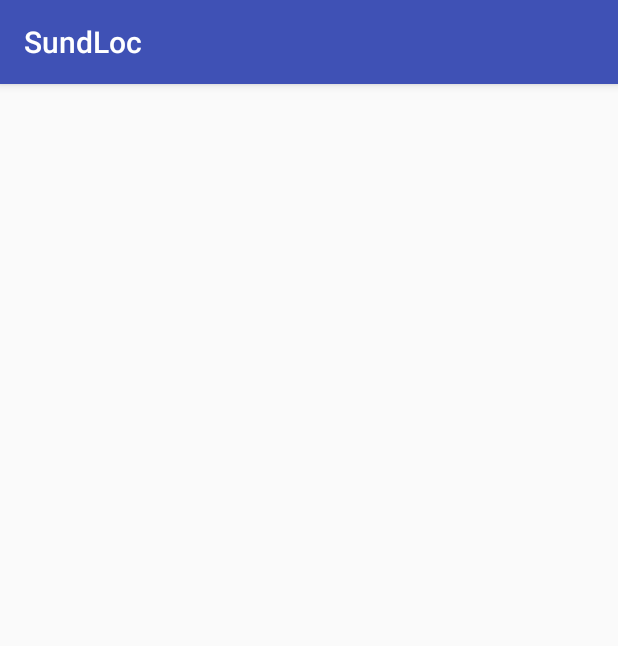
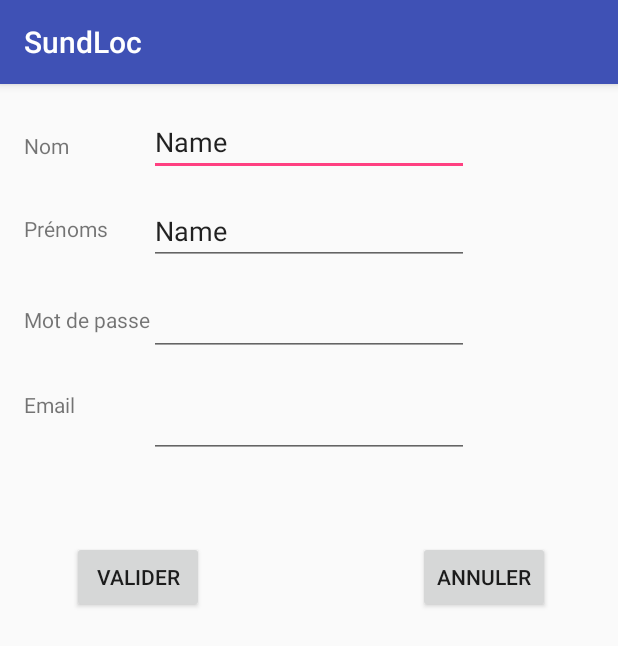
Before and after one commit to locohic/MyApp, an Android app: the Main2Activity screen opened directly, with no data from a screen before it, on a phone screen of 412 x 824 dp. Shown: the top 646 px of the screen. Run offline under Robolectric (Android 15) with nearby library versions, the phone set to English and light mode, and no system bars.

Commit message:
appli and

```diff
--- a/app/src/main/AndroidManifest.xml
+++ b/app/src/main/AndroidManifest.xml
@@ -16,7 +16,11 @@
             </intent-filter>
         </activity>
         <activity android:name=".Main2Activity" />
-        <activity android:name=".Main3Activity"></activity>
+        <activity android:name=".Main3Activity" />
+
+        <service
+            android:name=".GetBiersService"
+            android:exported="false"></service>
     </application>
 
 </manifest>
--- /dev/null
+++ b/app/src/main/java/com/example/loic/myapplication/GetBiersService.java
@@ -0,0 +1,91 @@
+package com.example.loic.myapplication;
+
+import android.app.IntentService;
+import android.content.Intent;
+import android.content.Context;
+
+/**
+ * An {@link IntentService} subclass for handling asynchronous task requests in
+ * a service on a separate handler thread.
+ * <p>
+ * TODO: Customize class - update intent actions, extra parameters and static
+ * helper methods.
+ */
+public class GetBiersService extends IntentService {
+    // TODO: Rename actions, choose action names that describe tasks that this
+    // IntentService can perform, e.g. ACTION_FETCH_NEW_ITEMS
+    private static final String ACTION_FOO = "com.example.loic.myapplication.action.FOO";
+    private static final String ACTION_BAZ = "com.example.loic.myapplication.action.BAZ";
+
+    // TODO: Rename parameters
+    private static final String EXTRA_PARAM1 = "com.example.loic.myapplication.extra.PARAM1";
+    private static final String EXTRA_PARAM2 = "com.example.loic.myapplication.extra.PARAM2";
+
+    public GetBiersService() {
+        super("GetBiersService");
+    }
+
+    /**
+     * Starts this service to perform action Foo with the given parameters. If
+     * the service is already performing a task this action will be queued.
+     *
+     * @see IntentService
+     */
+    // TODO: Customize helper method
+    public static void startActionFoo(Context context, String param1, String param2) {
+        Intent intent = new Intent(context, GetBiersService.class);
+        intent.setAction(ACTION_FOO);
+        intent.putExtra(EXTRA_PARAM1, param1);
+        intent.putExtra(EXTRA_PARAM2, param2);
+        context.startService(intent);
+    }
+
+    /**
+     * Starts this service to perform action Baz with the given parameters. If
+     * the service is already performing a task this action will be queued.
+     *
+     * @see IntentService
+     */
+    // TODO: Customize helper method
+    public static void startActionBaz(Context context, String param1, String param2) {
+        Intent intent = new Intent(context, GetBiersService.class);
+        intent.setAction(ACTION_BAZ);
+        intent.putExtra(EXTRA_PARAM1, param1);
+        intent.putExtra(EXTRA_PARAM2, param2);
+        context.startService(intent);
+    }
+
+    @Override
+    protected void onHandleIntent(Intent intent) {
+        if (intent != null) {
+            final String action = intent.getAction();
+            if (ACTION_FOO.equals(action)) {
+                final String param1 = intent.getStringExtra(EXTRA_PARAM1);
+                final String param2 = intent.getStringExtra(EXTRA_PARAM2);
+                handleActionFoo(param1, param2);
+            } else if (ACTION_BAZ.equals(action)) {
+                final String param1 = intent.getStringExtra(EXTRA_PARAM1);
+                final String param2 = intent.getStringExtra(EXTRA_PARAM2);
+                handleActionBaz(param1, param2);
+            }
+        }
+    }
+
+    /**
+     * Handle action Foo in the provided background thread with the provided
+     * parameters.
+     */
+    private void handleActionFoo(String param1, String param2) {
+        // TODO: Handle action Foo
+        throw new UnsupportedOperationException("Not yet implemented");
+    }
+
+    /**
+     * Handle action Baz in the provided background thread with the provided
+     * parameters.
+     */
+    private void handleActionBaz(String param1, String param2) {
+        // TODO: Handle action Baz
+        throw new UnsupportedOperationException("Not yet implemented");
+    }
+}
--- a/app/src/main/res/layout/activity_main2.xml
+++ b/app/src/main/res/layout/activity_main2.xml
@@ -10,4 +10,109 @@
     android:paddingTop="@dimen/activity_vertical_margin"
     tools:context="com.example.loic.myapplication.Main2Activity">
 
+    <TextView
+        android:text="Nom"
+        android:layout_width="wrap_content"
+        android:layout_height="wrap_content"
+        android:layout_alignParentTop="true"
+        android:layout_alignParentLeft="true"
+        android:layout_alignParentStart="true"
+        android:layout_marginTop="15dp"
+        android:id="@+id/Nom_abo" />
+
+    <TextView
+        android:text="Prénoms"
+        android:layout_width="wrap_content"
+        android:layout_height="wrap_content"
+        android:layout_below="@+id/Nom_abo"
+        android:layout_alignParentLeft="true"
+        android:layout_alignParentStart="true"
+        android:layout_marginTop="36dp"
+        android:id="@+id/Prenom_abo" />
+
+    <TextView
+        android:text="Mot de passe"
+        android:layout_width="wrap_content"
+        android:layout_height="wrap_content"
+        android:layout_below="@+id/Prenom_abo"
+        android:layout_alignParentLeft="true"
+        android:layout_alignParentStart="true"
+        android:layout_marginTop="41dp"
+        android:id="@+id/Pwd_abo" />
+
+    <TextView
+        android:text="Email"
+        android:layout_width="wrap_content"
+        android:layout_height="wrap_content"
+        android:layout_below="@+id/Pwd_abo"
+        android:layout_alignParentLeft="true"
+        android:layout_alignParentStart="true"
+        android:layout_marginTop="37dp"
+        android:id="@+id/Email_abo" />
+
+    <EditText
+        android:layout_width="wrap_content"
+        android:layout_height="wrap_content"
+        android:inputType="textPersonName"
+        android:text="Name"
+        android:ems="10"
+        android:layout_alignParentTop="true"
+        android:layout_centerHorizontal="true"
+        android:id="@+id/editText5" />
+
+    <EditText
+        android:layout_width="wrap_content"
+        android:layout_height="wrap_content"
+        android:inputType="textPersonName"
+        android:text="Name"
+        android:ems="10"
+        android:layout_below="@+id/editText5"
+        android:layout_alignRight="@+id/editText5"
+        android:layout_alignEnd="@+id/editText5"
+        android:layout_marginTop="14dp"
+        android:id="@+id/editText6" />
+
+    <EditText
+        android:layout_width="wrap_content"
+        android:layout_height="wrap_content"
+        android:inputType="textPassword"
+        android:ems="10"
+        android:layout_below="@+id/editText6"
+        android:layout_alignRight="@+id/editText6"
+        android:layout_alignEnd="@+id/editText6"
+        android:layout_marginTop="15dp"
+        android:id="@+id/editText7" />
+
+    <EditText
+        android:layout_width="wrap_content"
+        android:layout_height="wrap_content"
+        android:inputType="textEmailAddress"
+        android:ems="10"
+        android:layout_alignTop="@+id/Email_abo"
+        android:layout_alignRight="@+id/editText7"
+        android:layout_alignEnd="@+id/editText7"
+        android:id="@+id/editText8" />
+
+    <Button
+        android:text="Valider"
+        android:layout_width="wrap_content"
+        android:layout_height="wrap_content"
+        android:layout_below="@+id/editText8"
+        android:layout_alignParentLeft="true"
+        android:layout_alignParentStart="true"
+        android:layout_marginLeft="32dp"
+        android:layout_marginStart="32dp"
+        android:layout_marginTop="55dp"
+        android:id="@+id/Valider_button" />
+
+    <Button
+        android:text="Annuler"
+        android:layout_width="wrap_content"
+        android:layout_height="wrap_content"
+        android:layout_alignTop="@+id/Valider_button"
+        android:layout_alignParentRight="true"
+        android:layout_alignParentEnd="true"
+        android:layout_marginRight="29dp"
+        android:layout_marginEnd="29dp"
+        android:id="@+id/Annuler_button" />
 </RelativeLayout>
```
